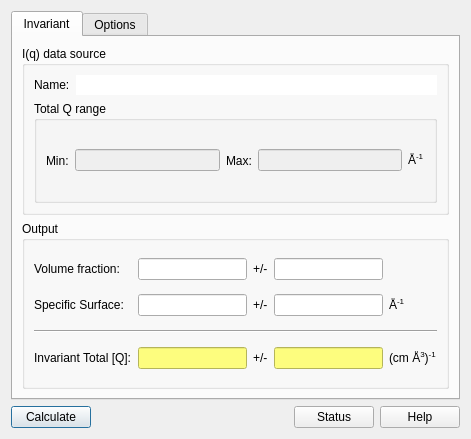
Qt form src/sas/qtgui/Perspectives/Invariant/UI/TabbedInvariantUI.ui (SasView/sasview) before a commit.
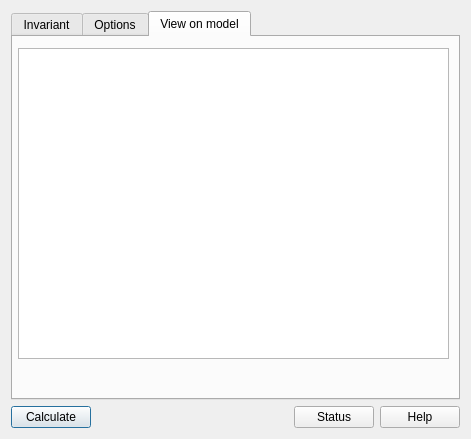
The same form after that commit. The open tabs and pages were chosen to show the change.

```diff
--- a/src/sas/qtgui/Perspectives/Invariant/UI/TabbedInvariantUI.ui
+++ b/src/sas/qtgui/Perspectives/Invariant/UI/TabbedInvariantUI.ui
@@ -563,6 +563,21 @@
        </item>
       </layout>
      </widget>
+     <widget class="QWidget" name="tab">
+      <attribute name="title">
+       <string>View on model</string>
+      </attribute>
+      <widget class="QTreeView" name="treeView">
+       <property name="geometry">
+        <rect>
+         <x>5</x>
+         <y>11</y>
+         <width>431</width>
+         <height>311</height>
+        </rect>
+       </property>
+      </widget>
+     </widget>
     </widget>
    </item>
    <item row="1" column="0">
```
